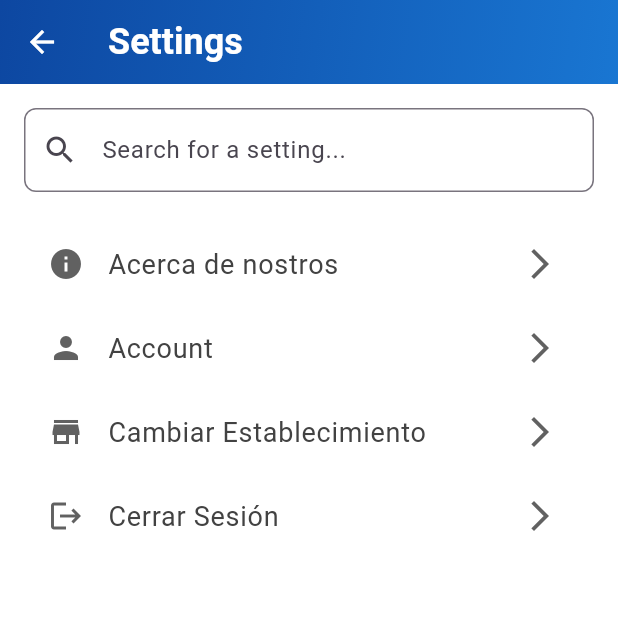
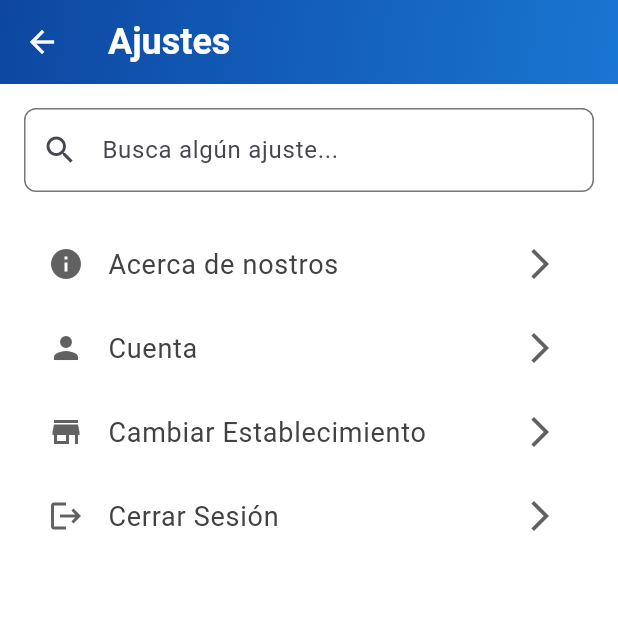
Before and after one commit to Nintventario-Team/NintventarioApp-beta, a Flutter app: the SettingsScreen screen opened directly, on a phone screen of 412 x 824 dp, the top half of it. Run offline on Flutter 3.47's test engine with Material 3 defaults, Android fonts, the phone set to English and light mode, and no system bars; our stand-ins replace font_awesome_flutter, shared_preferences; missing offline and left inert: mobile_scanner; accounts and stored records are empty.

Commit message:
Official Release /build_apk

```diff
--- a/lib/screens/settings.dart
+++ b/lib/screens/settings.dart
@@ -25,7 +25,7 @@ class SettingsScreenState extends State<SettingsScreen> {
     return Scaffold(
       appBar: AppBar(
         title: Text(
-          'Settings',
+          'Ajustes',
           style: TextStyle(
             fontSize: _fontTitleSize,
             fontWeight: FontWeight.bold,
@@ -59,7 +59,7 @@ class SettingsScreenState extends State<SettingsScreen> {
             children: <Widget>[
               TextField(
                 decoration: InputDecoration(
-                  hintText: 'Search for a setting...',
+                  hintText: 'Busca algún ajuste...',
                   prefixIcon: const Icon(Icons.search),
                   border: OutlineInputBorder(
                     borderRadius: BorderRadius.circular(8.0),
@@ -87,7 +87,7 @@ class SettingsScreenState extends State<SettingsScreen> {
               ListTile(
                 leading: Icon(Icons.person, color: Colors.grey[700]),
                 title: Text(
-                  'Account',
+                  'Cuenta',
                   style: TextStyle(
                       fontSize: _fontOptionSize, color: Colors.grey[800]),
                 ),
```
Also changed, not shown: lib/screens/sale_spots.dart (+4 -3 lines), 2 other files.
